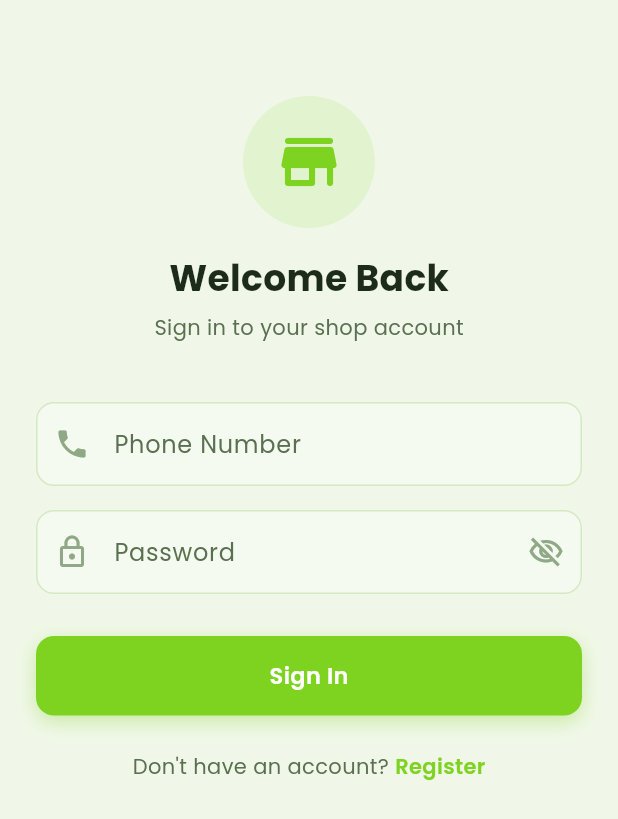
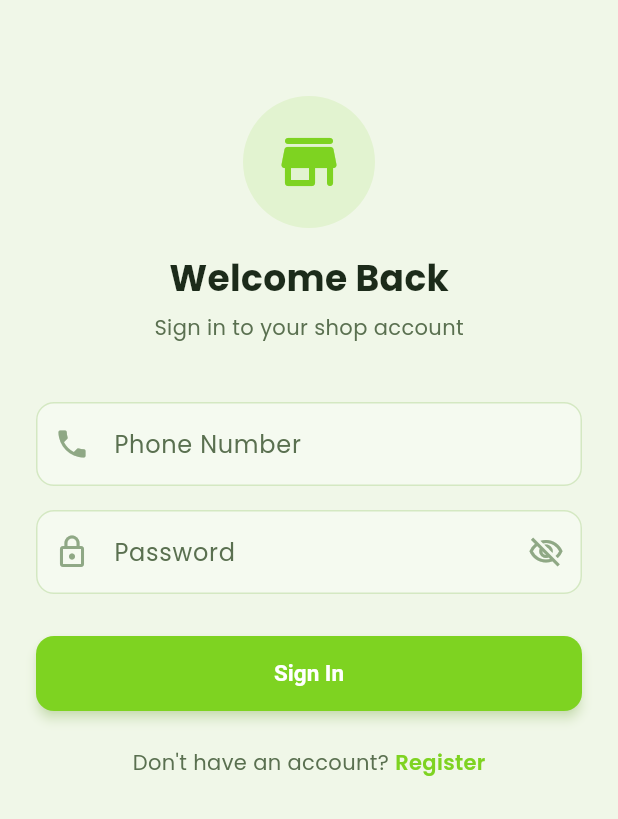
Before and after one commit to kapilsuriya23/dept_manager, a Flutter app: the screen it shows after launch, on a phone screen of 412 x 824 dp. Shown: the top 819 px of the screen. Run offline on Flutter 3.47's test engine with Material 3 defaults, Android fonts, the phone set to English and light mode, and no system bars; our stand-ins replace flutter_riverpod, flutter_secure_storage, go_router, google_fonts, hive, shared_preferences; accounts and stored records are empty.

Commit message:
bugs fixed

```diff
--- a/debt_manager/lib/core/network/api_endpoints.dart
+++ b/debt_manager/lib/core/network/api_endpoints.dart
@@ -1,10 +1,8 @@
 class ApiEndpoints {
   ApiEndpoints._();
 
-  // ⚠️ Replace with YOUR PC's IP from ipconfig/ifconfig
-  // Must be on same WiFi network as your phone
-  static const String _ip = '192.168.31.248';
-  static const String baseUrl = 'http://$_ip:5000/api';
+  static const String baseUrl =
+      'https://chinthamani-dept-manager.onrender.com/api';
 
   static const String register = '/auth/register';
   static const String login = '/auth/login';
--- a/debt_manager/lib/presentation/screens/login_screen.dart
+++ b/debt_manager/lib/presentation/screens/login_screen.dart
@@ -54,7 +54,9 @@ class _LoginScreenState extends ConsumerState<LoginScreen> {
 
   @override
   Widget build(BuildContext context) {
-    return Scaffold(
+    return Stack(
+      children: [
+        Scaffold(
           backgroundColor: AppTheme.bgPage,
           body: SafeArea(
             child: ListView(
@@ -62,7 +64,7 @@ class _LoginScreenState extends ConsumerState<LoginScreen> {
               children: [
                 const SizedBox(height: 40),
 
-            // ── Logo ───────────────────────────────────────
+                // ── Logo ─────────────────────────────────────
                 Center(
                   child: Column(
                     children: [
@@ -90,7 +92,7 @@ class _LoginScreenState extends ConsumerState<LoginScreen> {
                 ),
                 const SizedBox(height: 40),
 
-            // ── Form ───────────────────────────────────────
+                // ── Form ─────────────────────────────────────
                 Form(
                   key: _formKey,
                   child: Column(
@@ -101,7 +103,8 @@ class _LoginScreenState extends ConsumerState<LoginScreen> {
                         style: TextStyle(color: AppTheme.textPrimary),
                         decoration: InputDecoration(
                           labelText: 'Phone Number',
-                      prefixIcon: Icon(Icons.phone, color: AppTheme.textHint),
+                          prefixIcon:
+                              Icon(Icons.phone, color: AppTheme.textHint),
                         ),
                         validator: (v) {
                           if (v == null || v.trim().isEmpty) {
@@ -120,8 +123,8 @@ class _LoginScreenState extends ConsumerState<LoginScreen> {
                         style: TextStyle(color: AppTheme.textPrimary),
                         decoration: InputDecoration(
                           labelText: 'Password',
-                      prefixIcon:
-                          Icon(Icons.lock_outline, color: AppTheme.textHint),
+                          prefixIcon: Icon(Icons.lock_outline,
+                              color: AppTheme.textHint),
                           suffixIcon: IconButton(
                             icon: Icon(
                               _obscure
@@ -129,34 +132,49 @@ class _LoginScreenState extends ConsumerState<LoginScreen> {
                                   : Icons.visibility_outlined,
                               color: AppTheme.textHint,
                             ),
-                        onPressed: () => setState(() => _obscure = !_obscure),
+                            onPressed: () =>
+                                setState(() => _obscure = !_obscure),
                           ),
                         ),
-                    validator: (v) =>
-                        (v == null || v.isEmpty) ? 'Password required' : null,
+                        validator: (v) => (v == null || v.isEmpty)
+                            ? 'Password required'
+                            : null,
                       ),
                       const SizedBox(height: 28),
 
-                  // ── Button ────────────────────────────────
-                  _ActionButton(
-                    label: 'Sign In',
-                    loading: _loading,
-                    onPressed: _submit,
-                    color: AppTheme.primaryGreen,
+                      // ── Button ────────────────────────────
+                      SizedBox(
+                        width: double.infinity,
+                        child: ElevatedButton(
+                          onPressed: _loading ? null : _submit,
+                          style: ElevatedButton.styleFrom(
+                            backgroundColor: AppTheme.primaryGreen,
+                            foregroundColor: Colors.white,
+                            elevation: 3,
+                            shadowColor: AppTheme.primaryGreen.withOpacity(0.4),
+                            shape: RoundedRectangleBorder(
+                              borderRadius: BorderRadius.circular(12),
+                            ),
+                            padding: const EdgeInsets.symmetric(vertical: 16),
+                          ),
+                          child: const Text('Sign In',
+                              style: TextStyle(
+                                  fontWeight: FontWeight.w600, fontSize: 15)),
+                        ),
                       ),
                     ],
                   ),
                 ),
                 const SizedBox(height: 24),
 
-            // ── Register link ──────────────────────────────
+                // ── Register link ─────────────────────────────
                 Row(
                   mainAxisAlignment: MainAxisAlignment.center,
                   children: [
                     Text("Don't have an account? ",
                         style: TextStyle(color: AppTheme.textSecondary)),
                     GestureDetector(
-                  onTap: () => context.go('/register'),
+                      onTap: _loading ? null : () => context.go('/register'),
                       child: Text('Register',
                           style: TextStyle(
                               color: AppTheme.primaryGreen,
@@ -167,6 +185,42 @@ class _LoginScreenState extends ConsumerState<LoginScreen> {
               ],
             ),
           ),
+        ),
+
+        // ── Full screen loading overlay ─────────────────────
+        if (_loading)
+          Container(
+            color: Colors.black.withOpacity(0.45),
+            child: Center(
+              child: Container(
+                padding:
+                    const EdgeInsets.symmetric(horizontal: 32, vertical: 28),
+                decoration: BoxDecoration(
+                  color: AppTheme.cardBg,
+                  borderRadius: BorderRadius.circular(20),
+                ),
+                child: Column(
+                  mainAxisSize: MainAxisSize.min,
+                  children: [
+                    CircularProgressIndicator(
+                      color: AppTheme.primaryGreen,
+                      strokeWidth: 3,
+                    ),
+                    const SizedBox(height: 16),
+                    Text(
+                      'Signing in...',
+                      style: TextStyle(
+                        color: AppTheme.textPrimary,
+                        fontWeight: FontWeight.w600,
+                        fontSize: 14,
+                      ),
+                    ),
+                  ],
+                ),
+              ),
+            ),
+          ),
+      ],
     );
   }
 }
```
Lines whose indentation alone changed are shown as unchanged.
